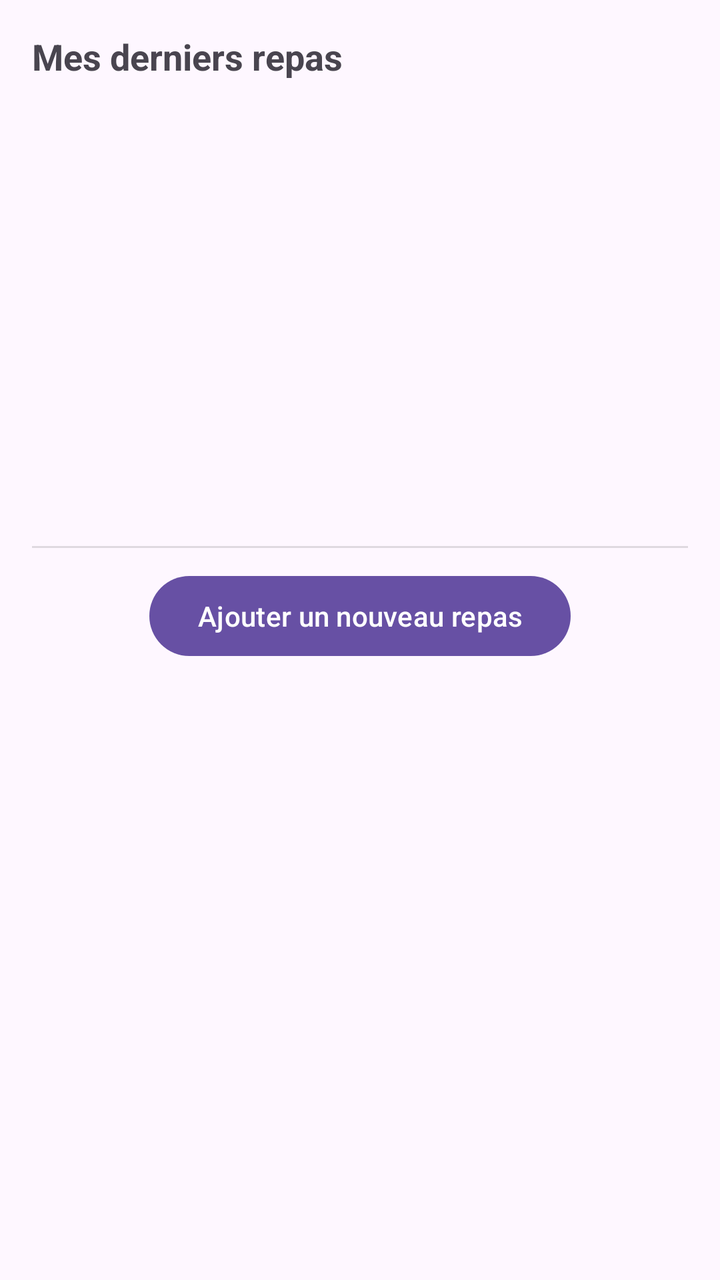
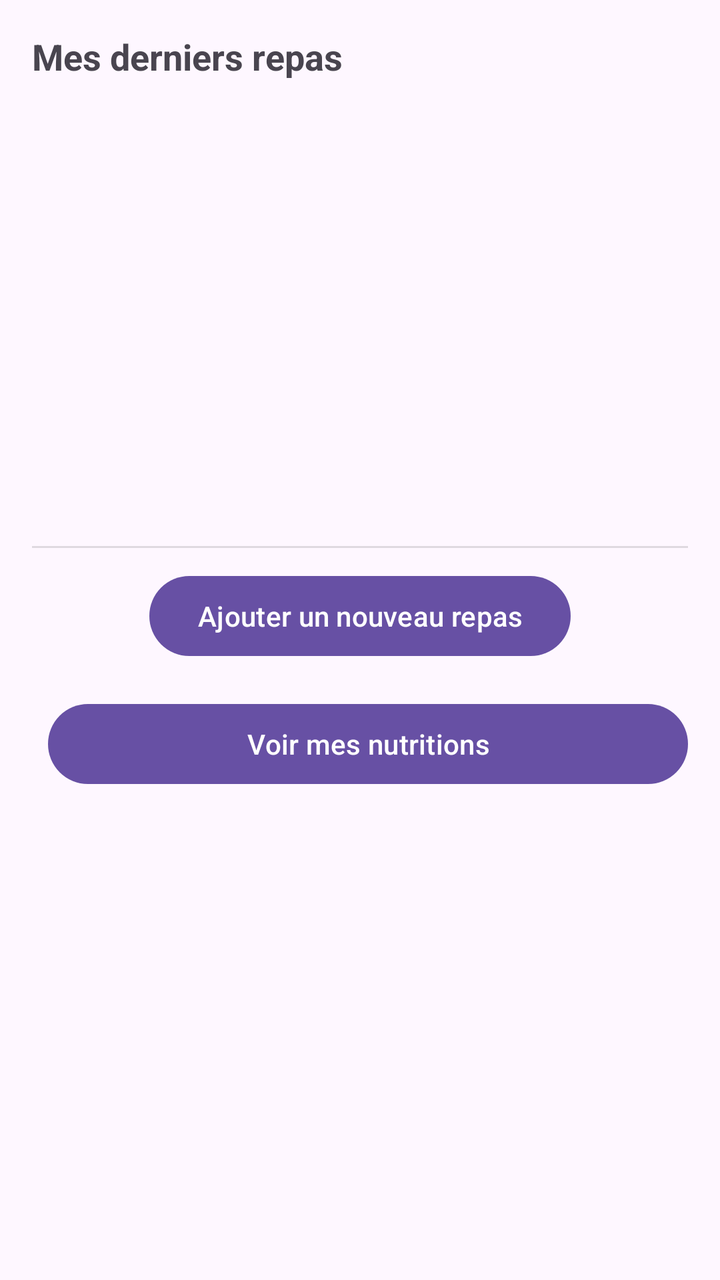

Two renders of the same Android screen: before a commit and after it. Below are the layout's source before the change and the commit's diff.
<!-- AndroidManifest.xml: application theme Theme.FitOuFrite -->
<!-- res/layout/activity_main_nutrition.xml -->
<?xml version="1.0" encoding="utf-8"?>
<androidx.constraintlayout.widget.ConstraintLayout xmlns:android="http://schemas.android.com/apk/res/android"
    xmlns:app="http://schemas.android.com/apk/res-auto"
    xmlns:tools="http://schemas.android.com/tools"
    android:id="@+id/main_nutrition"
    android:layout_width="match_parent"
    android:layout_height="match_parent"
    android:padding="16dp">

    <TextView
        android:id="@+id/tvSectionRepas2"
        android:layout_width="wrap_content"
        android:layout_height="wrap_content"
        android:text="Mes derniers repas"
        android:textSize="18sp"
        android:textStyle="bold"
        app:layout_constraintStart_toStartOf="parent"
        app:layout_constraintTop_toTopOf="parent" />

    <ScrollView
        android:id="@+id/scrollView2"
        android:layout_width="0dp"
        android:layout_height="0dp"
        android:layout_marginTop="16dp"
        android:layout_marginBottom="16dp"
        app:layout_constraintBottom_toTopOf="@+id/divider"
        app:layout_constraintEnd_toEndOf="parent"
        app:layout_constraintStart_toStartOf="parent"
        app:layout_constraintTop_toBottomOf="@+id/tvSectionRepas2">

        <LinearLayout
            android:id="@+id/linearLayoutRepas"
            android:layout_width="match_parent"
            android:layout_height="wrap_content"
            android:orientation="vertical">

        </LinearLayout>
    </ScrollView>

    <View
        android:id="@+id/divider"
        android:layout_width="match_parent"
        android:layout_height="1dp"
        android:layout_marginBottom="350dp"
        android:background="?android:attr/listDivider"
        app:layout_constraintBottom_toBottomOf="parent"
        app:layout_constraintStart_toStartOf="parent" />

    <Button
        android:id="@+id/newRepasButton"
        android:layout_width="wrap_content"
        android:layout_height="wrap_content"
        android:layout_marginTop="10dp"
        android:text="Ajouter un nouveau repas"
        app:layout_constraintEnd_toEndOf="parent"
        app:layout_constraintStart_toStartOf="parent"
        app:layout_constraintTop_toBottomOf="@+id/divider" />

</androidx.constraintlayout.widget.ConstraintLayout>
<!-- resources referenced by this layout -->
<resources>
  <style name="Theme.FitOuFrite" parent="Base.Theme.FitOuFrite" />
  <style name="Base.Theme.FitOuFrite" parent="Theme.Material3.DayNight.NoActionBar">
          
          
      </style>
</resources>

<!-- the commit's change to res/layout/activity_main_nutrition.xml (unified diff, before → after) -->
@@ -56,4 +56,14 @@
         app:layout_constraintStart_toStartOf="parent"
         app:layout_constraintTop_toBottomOf="@+id/divider" />
 
+    <Button
+        android:id="@+id/btnVoirNutritions"
+        android:layout_width="match_parent"
+        android:layout_height="wrap_content"
+        android:layout_marginStart="8dp"
+        android:layout_marginTop="16dp"
+        android:text="Voir mes nutritions"
+        app:layout_constraintStart_toStartOf="parent"
+        app:layout_constraintTop_toBottomOf="@+id/newRepasButton" />
+
 </androidx.constraintlayout.widget.ConstraintLayout>
